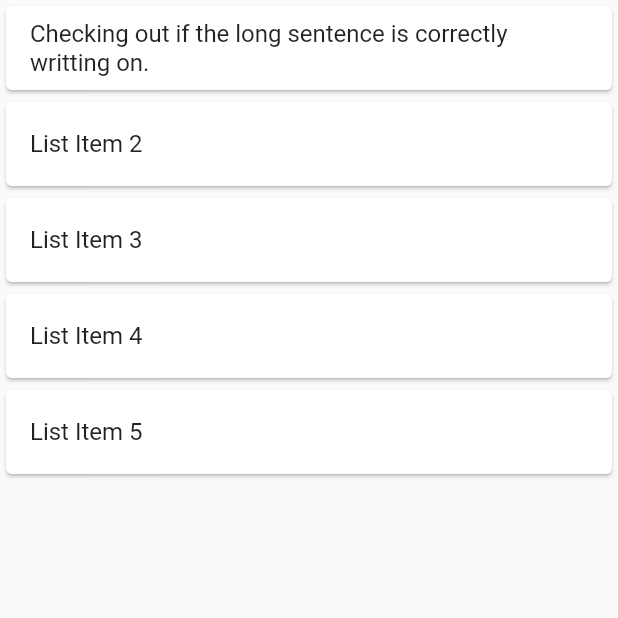
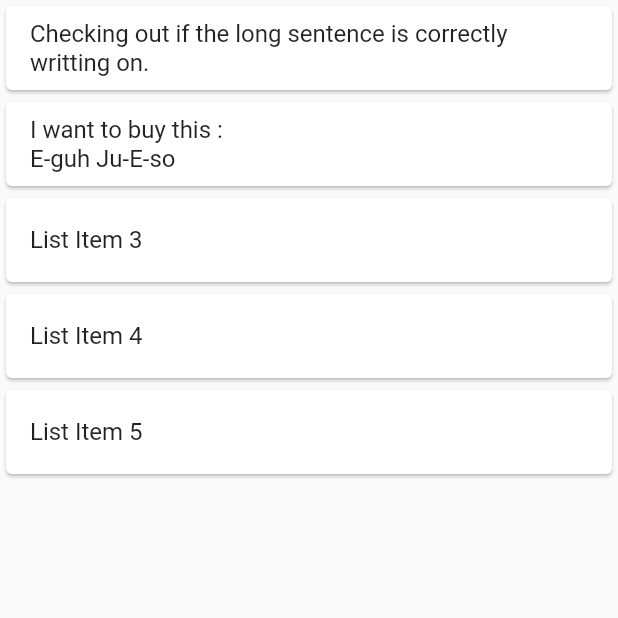
Before and after one commit to kwon-heejeong/2022-hackathon, a Flutter app: the Accent screen opened directly, on a phone screen of 412 x 824 dp, the top half of it. Run offline on Flutter 3.47's test engine with Material 2 defaults, Android fonts, the phone set to English and light mode, and no system bars.

Commit message:
fix accent example

```diff
--- a/study2/lib/accent.dart
+++ b/study2/lib/accent.dart
@@ -25,7 +25,7 @@ class _Accent extends State<Accent> {
                       "Checking out if the long sentence is correctly writting on."))),
           Card(
             child: ListTile(
-              title: Text("List Item 2"),
+              title: Text("I want to buy this :\nE-guh Ju-E-so"),
             ),
           ),
           Card(
```
